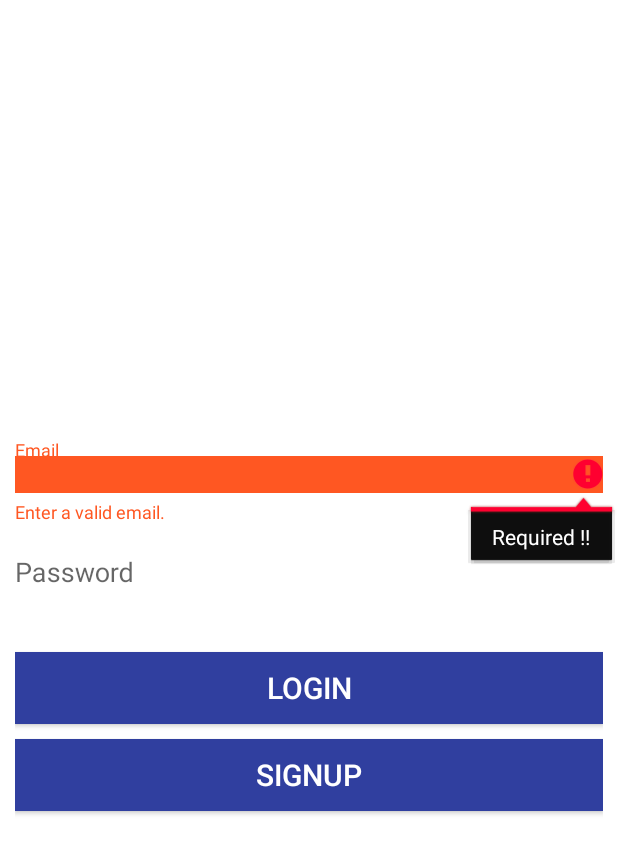
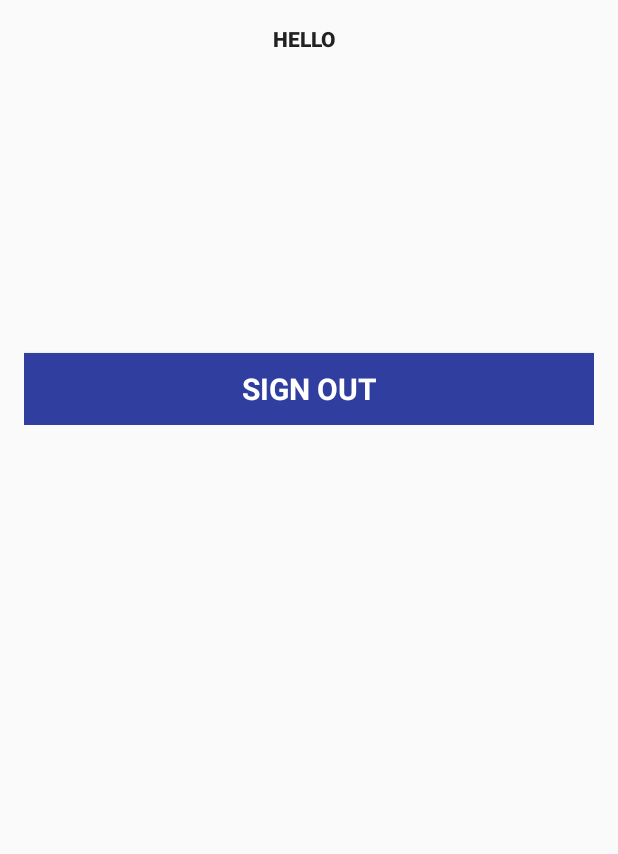
Before and after one commit to gsingh2594/EnCircleMe, an Android app: the MainActivity screen opened directly, with no data from a screen before it, after a tap on "LOGIN", on a phone screen of 412 x 824 dp. Shown: the top 854 px of the screen. Run offline under Robolectric (Android 15) with nearby library versions, the phone set to English and light mode, and no system bars; our stand-ins replace Firebase (no records; nobody signed in at launch, a user with empty details on screens opened directly).

Commit message:
Login button linked to signout page (UserActivity)

```diff
--- a/app/src/main/AndroidManifest.xml
+++ b/app/src/main/AndroidManifest.xml
@@ -31,7 +31,7 @@
             android:value="@integer/google_play_services_version" />
 
         <activity android:name=".UserActivity" />
-        <activity android:name=".LoginActivity" />
+        <activity android:name=".MainActivity" />
         <activity android:name=".SignupActivity">
             <intent-filter>
                 <action android:name="android.intent.action.MAIN" />
--- a/app/src/main/java/com/example/gurpreetsingh/encircleme/LoginActivity.java
+++ b/app/src/main/java/com/example/gurpreetsingh/encircleme/MainActivity.java
@@ -1,7 +1,6 @@
 package com.example.gurpreetsingh.encircleme;
 
 import android.content.Intent;
-import android.net.Uri;
 import android.os.Bundle;
 import android.support.annotation.NonNull;
 import android.support.design.widget.TextInputLayout;
@@ -16,7 +15,6 @@ import android.widget.EditText;
 import android.widget.ProgressBar;
 import android.widget.Toast;
 
-
 import com.google.android.gms.common.api.GoogleApiClient;
 import com.google.android.gms.tasks.OnCompleteListener;
 import com.google.android.gms.tasks.Task;
@@ -24,10 +22,10 @@ import com.google.firebase.auth.AuthResult;
 import com.google.firebase.auth.FirebaseAuth;
 import com.google.firebase.auth.FirebaseUser;
 
-public class LoginActivity extends AppCompatActivity {
+public class MainActivity extends AppCompatActivity {
 
 
-    private static final String TAG = "LoginActivity";
+    private static final String TAG = "MainActivity";
     private Button btnLogin, btnLinkToSignUp;
     private ProgressBar progressBar;
     private FirebaseAuth auth;
@@ -44,8 +42,9 @@ public class LoginActivity extends AppCompatActivity {
     @Override
     protected void onCreate(Bundle savedInstanceState) {
         super.onCreate(savedInstanceState);
-        setContentView(R.layout.activity_login);
+        setContentView(R.layout.activity_main);
         auth = FirebaseAuth.getInstance();
+
 
         authListener = new FirebaseAuth.AuthStateListener() {
             @Override
@@ -61,6 +60,8 @@ public class LoginActivity extends AppCompatActivity {
                 // ...
             }
         };
+
+
 
 
         loginInputLayoutEmail = (TextInputLayout) findViewById(R.id.login_input_layout_email);
@@ -80,10 +81,19 @@ public class LoginActivity extends AppCompatActivity {
             }
         });
 
+        Button btnLogin = (Button) findViewById(R.id.btn_login);
+        btnLogin.setOnClickListener(new View.OnClickListener() {
+            @Override
+            public void onClick(View v) {
+                Intent intent = new Intent(MainActivity.this, UserActivity.class);
+                startActivity(intent);
+            }
+        });
+
         btnLinkToSignUp.setOnClickListener(new View.OnClickListener() {
             @Override
             public void onClick(View view) {
-                Intent intent = new Intent(LoginActivity.this, SignupActivity.class);
+                Intent intent = new Intent(MainActivity.this, SignupActivity.class);
                 startActivity(intent);
             }
         });
@@ -135,17 +145,21 @@ public class LoginActivity extends AppCompatActivity {
                         // signed in user can be handled in the listener.
                         if (!task.isSuccessful()) {
                             Log.w(TAG, "signInWithEmail", task.getException());
-                            Toast.makeText(LoginActivity.this, "Authentication failed.",
+                            Toast.makeText(MainActivity.this, "Authentication failed.",
                                     Toast.LENGTH_SHORT).show();
                         }else{
-                            Toast.makeText(LoginActivity.this, "You are logged in!",
+                            Toast.makeText(MainActivity.this, "You are logged in!",
                                     Toast.LENGTH_SHORT).show();
                         }
 
                         // ...
+
                     }
                 });
+
     }
+
+
 
     private boolean checkEmail() {
         String email = loginInputEmail.getText().toString().trim();
@@ -194,4 +208,11 @@ public class LoginActivity extends AppCompatActivity {
         super.onResume();
         progressBar.setVisibility(View.GONE);
     }
+
+    public void sendMessage(View view)
+    {
+        Intent intent = new Intent(MainActivity.this, UserActivity.class);
+        startActivity(intent);
+    }
+
 }
--- a/app/src/main/java/com/example/gurpreetsingh/encircleme/SignupActivity.java
+++ b/app/src/main/java/com/example/gurpreetsingh/encircleme/SignupActivity.java
@@ -25,9 +25,6 @@ import com.google.android.gms.tasks.OnCompleteListener;
 import com.google.android.gms.tasks.Task;
 import com.google.firebase.auth.AuthResult;
 import com.google.firebase.auth.FirebaseAuth;
-import com.google.firebase.auth.FirebaseUser;
-
-import static android.R.attr.id;
 
 
 public class SignupActivity extends AppCompatActivity {
@@ -95,7 +92,7 @@ public class SignupActivity extends AppCompatActivity {
         btnLinkToLogIn.setOnClickListener(new View.OnClickListener() {
             @Override
             public void onClick(View view) {
-                Intent intent = new Intent(SignupActivity.this, LoginActivity.class);
+                Intent intent = new Intent(SignupActivity.this, MainActivity.class);
                 startActivity(intent);
             }
         });
--- a/app/src/main/java/com/example/gurpreetsingh/encircleme/UserActivity.java
+++ b/app/src/main/java/com/example/gurpreetsingh/encircleme/UserActivity.java
@@ -34,7 +34,7 @@ public class UserActivity extends AppCompatActivity {
                 FirebaseUser user = firebaseAuth.getCurrentUser();
                 if (user == null) {
                     // if user is null launch login activity
-                    startActivity(new Intent(UserActivity.this, LoginActivity.class));
+                    startActivity(new Intent(UserActivity.this, MainActivity.class));
                     finish();
                 }else{
                     helloUserText.setText("Hello  " + user.getEmail() +"");
--- a/app/src/main/res/layout/activity_login.xml
+++ b/app/src/main/res/layout/activity_main.xml
@@ -51,7 +51,8 @@
         android:layout_marginTop="40dp"
         android:textColor="@android:color/white"
         android:outlineProvider="bounds"
-        android:textSize="20sp" />
+        android:textSize="20sp"
+        android:onClick="Signout"/>
     <Button android:id="@+id/btn_link_signup"
         android:layout_width="fill_parent"
         android:layout_height="wrap_content"
```
Also changed, not shown: app/src/main/res/layout-v21/activity_main.xml (renamed from app/src/main/res/layout-v21/activity_login.xml).
